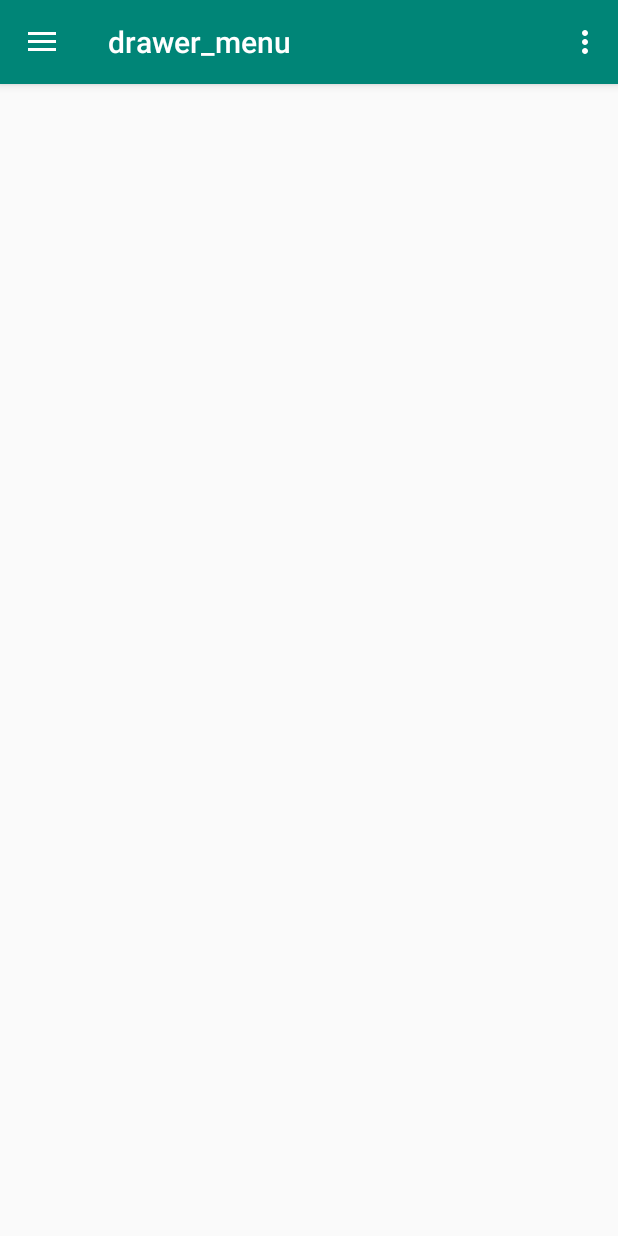
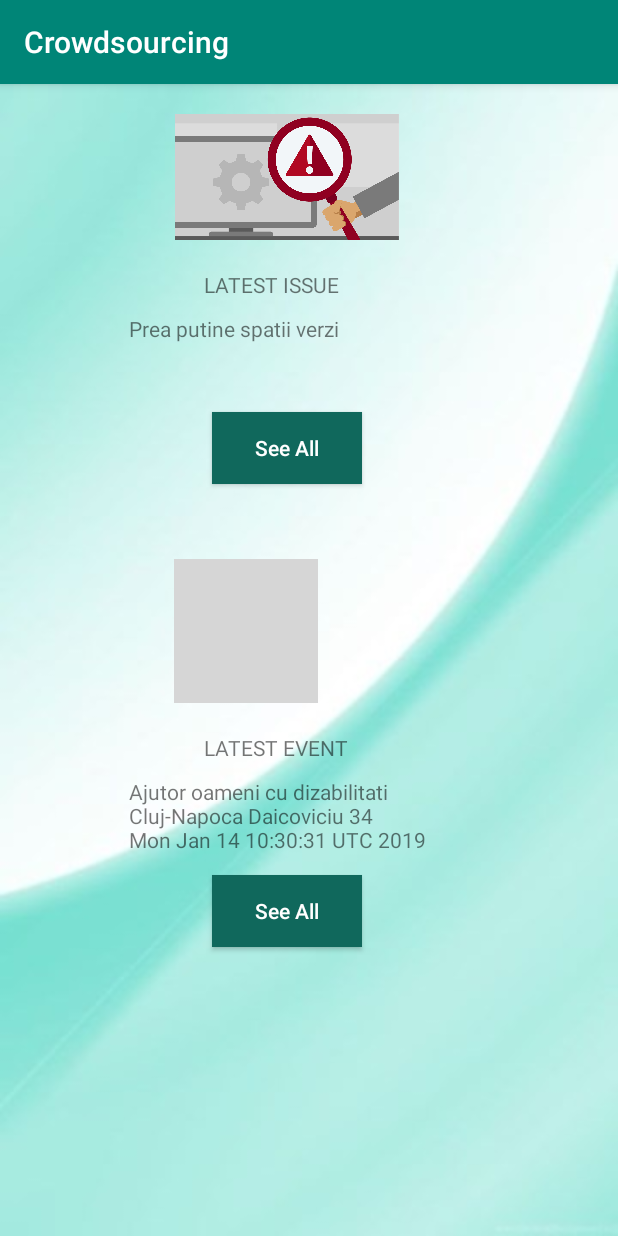
Before and after one commit to vladbrincoveanu/Android-App, an Android app: the ActvityHome screen opened directly, with no data from a screen before it, after a tap on "Home", on a phone screen of 412 x 824 dp. Run offline under Robolectric (Android 15) with nearby library versions, the phone set to English and light mode, and no system bars; 1 other tap on this screen came first; grey boxes are pictures that could not be loaded.

Commit message:
Add home

```diff
--- a/app/src/main/AndroidManifest.xml
+++ b/app/src/main/AndroidManifest.xml
@@ -40,7 +40,7 @@
         <activity android:name=".issue.CreateIssue" />
         <activity android:name=".issue.MapActivity" />
         <activity android:name=".profile.ProfileActivity" />
-        <activity android:name=".report.PdfReportsActivity"></activity>
+        <activity android:name=".report.PdfReportsActivity" />
 
         <provider
             android:name="android.support.v4.content.FileProvider"
@@ -49,8 +49,10 @@
             android:grantUriPermissions="true">
             <meta-data
                 android:name="android.support.FILE_PROVIDER_PATHS"
-                android:resource="@xml/provider_paths"/>
+                android:resource="@xml/provider_paths" />
         </provider>
+
+        <activity android:name=".home.HomeActivity"></activity>
     </application>
 
 </manifest>
--- a/app/src/main/java/com/example/paulap/crowdsourcing/ActvityHome.java
+++ b/app/src/main/java/com/example/paulap/crowdsourcing/ActvityHome.java
@@ -10,6 +10,8 @@ import android.support.v7.app.AppCompatActivity;
 import android.support.v7.widget.Toolbar;
 import android.view.Menu;
 import android.view.MenuItem;
+
+import com.example.paulap.crowdsourcing.home.HomeActivity;
 import com.example.paulap.crowdsourcing.issue.IssueActivity;
 import com.example.paulap.crowdsourcing.event.ActivityEvents;
 import com.example.paulap.crowdsourcing.profile.ProfileActivity;
@@ -83,7 +85,8 @@ public class ActvityHome extends AppCompatActivity
         int id = item.getItemId();
 
         if (id == R.id.nav_camera) {
-            // Handle the camera action
+            Intent intent	=	new Intent(this, HomeActivity.class);
+            startActivity(intent);
         } else if (id == R.id.nav_gallery) {
             Intent intent	=	new Intent(this, IssueActivity.class);
             startActivity(intent);
--- a/app/src/main/java/com/example/paulap/crowdsourcing/event/ActivityCreateEvent.java
+++ b/app/src/main/java/com/example/paulap/crowdsourcing/event/ActivityCreateEvent.java
@@ -6,7 +6,10 @@ import android.os.Bundle;
 import android.support.v7.app.AppCompatActivity;
 import android.view.View;
 import android.widget.*;
+
+import com.example.paulap.crowdsourcing.Models.Event;
 import com.example.paulap.crowdsourcing.R;
+import com.example.paulap.crowdsourcing.util.AppUtil;
 
 import java.text.SimpleDateFormat;
 import java.util.Date;
@@ -96,6 +99,7 @@ public class ActivityCreateEvent extends AppCompatActivity implements AdapterVie
             returnIntent.putExtra("descriere",descriere);
             returnIntent.putExtra("date", date);
             returnIntent.putExtra("category",category);
+            AppUtil.eventList.add(new Event(titlu, date, location,"goal", category));
 //            returnIntent.putExtra("titlu",((TextView) findViewById(R.id.titleCreateEvent)).getText());
             setResult(Activity.RESULT_OK, returnIntent);
             finish();
--- /dev/null
+++ b/app/src/main/java/com/example/paulap/crowdsourcing/home/HomeActivity.java
@@ -0,0 +1,41 @@
+package com.example.paulap.crowdsourcing.home;
+
+import android.content.Intent;
+import android.support.v7.app.AppCompatActivity;
+import android.os.Bundle;
+import android.view.View;
+import android.widget.TextView;
+
+import com.example.paulap.crowdsourcing.Models.Event;
+import com.example.paulap.crowdsourcing.Models.Issue;
+import com.example.paulap.crowdsourcing.R;
+import com.example.paulap.crowdsourcing.event.ActivityEvents;
+import com.example.paulap.crowdsourcing.issue.IssueActivity;
+import com.example.paulap.crowdsourcing.util.AppUtil;
+
+public class HomeActivity extends AppCompatActivity {
+
+    @Override
+    protected void onCreate(Bundle savedInstanceState) {
+        super.onCreate(savedInstanceState);
+        setContentView(R.layout.activity_home);
+
+        TextView issueTextView = findViewById(R.id.home_issues_description);
+        Issue issue = AppUtil.issueList.get(AppUtil.issueList.size()-1);
+        issueTextView.setText(issue.getDescription());
+
+        TextView eventTextView = findViewById(R.id.home_events_description);
+        Event event = AppUtil.eventList.get(AppUtil.eventList.size()-1);
+        eventTextView.setText(event.getTitle() + "\n" +event.getL() + "\n" + event.getData());
+    }
+
+    public void seeAllIssues(View view) {
+        Intent intent	=	new Intent(this, IssueActivity.class);
+        startActivity(intent);
+    }
+
+    public void seeAllEvents(View view) {
+        Intent intent	=	new Intent(this, ActivityEvents.class);
+        startActivity(intent);
+    }
+}
--- a/app/src/main/java/com/example/paulap/crowdsourcing/issue/CreateIssue.java
+++ b/app/src/main/java/com/example/paulap/crowdsourcing/issue/CreateIssue.java
@@ -11,6 +11,7 @@ import android.widget.Spinner;
 
 import com.example.paulap.crowdsourcing.Models.Issue;
 import com.example.paulap.crowdsourcing.R;
+import com.example.paulap.crowdsourcing.util.AppUtil;
 
 public class CreateIssue extends AppCompatActivity {
     public void onCreate(Bundle savedInstanceState) {
@@ -36,6 +37,7 @@ public class CreateIssue extends AppCompatActivity {
                 Intent intent = new Intent(CreateIssue.this,IssueActivity.class);
                 String category = categories.getSelectedItem().toString();
 
+                AppUtil.issueList.add(new Issue(issueTitle.getText().toString(),issueDescription.getText().toString(),issueSolution.getText().toString(),category,0,R.drawable.mountain));
                 intent.putExtra("Issue",new Issue(issueTitle.getText().toString(),issueDescription.getText().toString(),issueSolution.getText().toString(),category,0,R.drawable.mountain));
                 startActivity(intent);
             }
--- a/app/src/main/java/com/example/paulap/crowdsourcing/report/PdfReportsActivity.java
+++ b/app/src/main/java/com/example/paulap/crowdsourcing/report/PdfReportsActivity.java
@@ -11,6 +11,7 @@ import android.support.v4.content.FileProvider;
 import android.support.v7.app.AppCompatActivity;
 import android.os.Bundle;
 import android.view.View;
+import android.widget.TextView;
 
 import com.example.paulap.crowdsourcing.Models.Event;
 import com.example.paulap.crowdsourcing.Models.Issue;
@@ -18,6 +19,7 @@ import com.example.paulap.crowdsourcing.R;
 import com.example.paulap.crowdsourcing.report.HeaderFooter;
 import com.example.paulap.crowdsourcing.report.PDFCreatorForEvents;
 import com.example.paulap.crowdsourcing.report.PDFCreatorForIssues;
+import com.example.paulap.crowdsourcing.util.AppUtil;
 import com.itextpdf.text.Document;
 import com.itextpdf.text.DocumentException;
 import com.itextpdf.text.PageSize;
@@ -42,6 +44,14 @@ public class PdfReportsActivity extends AppCompatActivity {
     protected void onCreate(Bundle savedInstanceState) {
         super.onCreate(savedInstanceState);
         setContentView(R.layout.activity_pdf_reports);
+
+        TextView issueTextView = findViewById(R.id.reports_issues_description);
+        Issue issue = AppUtil.issueList.get(AppUtil.issueList.size()-1);
+        issueTextView.setText(issue.getDescription());
+
+        TextView eventTextView = findViewById(R.id.reports_events_description);
+        Event event = AppUtil.eventList.get(AppUtil.eventList.size()-1);
+        eventTextView.setText(event.getTitle() + "\n" +event.getL() + "\n" + event.getData());
     }
 
     public void exportIssuesPdf(View view) {
@@ -117,10 +127,14 @@ public class PdfReportsActivity extends AppCompatActivity {
         Location loc2 = new Location("");
         loc2.setLatitude(0.0d);
         loc2.setLongitude(0.0d);
-        Event event1 = new Event("Title1","2018-11-11 11:11:11", "loc1","goal1", "category");
-        Event event2 = new Event("Title2", "2018-11-11 11:11:12", "loc1","goal2", "category2");
-        events.add(event1);
-        events.add(event2);
+
+        new Event("Strangere fonduri", new Date().toString(), "Cluj-Napoca Daicoviciu 34", "Se vor colecta fundri ptr copii nevoiasi", "Fonduri");
+        new Event("Donatii oamenii strazi", new Date().toString(), "Cluj-Napoca Daicoviciu 34", "Scopul este de a ajuta oamenii strazii cum puteti. Cu haine, mancare, adapost etc. Orice este binevenit ", "Donati");
+        new Event("Ajutor oameni cu dizabilitati", new Date().toString(), "Cluj-Napoca Daicoviciu 34", "Vrem sa ajutam oamenii cu dizabilitati de toate felurile. Acest voluntariat se intampla in fiecare zi, puteti participa venind la adresa mentionatat si vom discuta despre cum puteti ajuta si pe cine.", "Voluntariat");
+
+        events.add(new Event("Strangere fonduri", new Date().toString(), "Cluj-Napoca Daicoviciu 34", "Se vor colecta fundri ptr copii nevoiasi", "Fonduri"));
+        events.add(new Event("Donatii oamenii strazi", new Date().toString(), "Cluj-Napoca Daicoviciu 34", "Scopul este de a ajuta oamenii strazii cum puteti. Cu haine, mancare, adapost etc. Orice este binevenit ", "Donati"));
+        events.add(new Event("Ajutor oameni cu dizabilitati", new Date().toString(), "Cluj-Napoca Daicoviciu 34", "Vrem sa ajutam oamenii cu dizabilitati de toate felurile. Acest voluntariat se intampla in fiecare zi, puteti participa venind la adresa mentionatat si vom discuta despre cum puteti ajuta si pe cine.", "Voluntariat"));
 
         try {
             File folder = new File(this.getFilesDir(), "pdf");
--- /dev/null
+++ b/app/src/main/java/com/example/paulap/crowdsourcing/util/AppUtil.java
@@ -0,0 +1,28 @@
+package com.example.paulap.crowdsourcing.util;
+
+import com.example.paulap.crowdsourcing.Models.Event;
+import com.example.paulap.crowdsourcing.Models.Issue;
+import com.example.paulap.crowdsourcing.R;
+
+import java.util.ArrayList;
+import java.util.Date;
+import java.util.List;
+
+public class AppUtil {
+
+    public static List<Event> eventList = new ArrayList<Event>(){
+        {
+            add(new Event("Strangere fonduri", new Date().toString(), "Cluj-Napoca Daicoviciu 34", "Se vor colecta fundri ptr copii nevoiasi", "Fonduri"));
+            add(new Event("Donatii oamenii strazi", new Date().toString(), "Cluj-Napoca Daicoviciu 34", "Scopul este de a ajuta oamenii strazii cum puteti. Cu haine, mancare, adapost etc. Orice este binevenit ", "Donati"));
+            add(new Event("Ajutor oameni cu dizabilitati", new Date().toString(), "Cluj-Napoca Daicoviciu 34", "Vrem sa ajutam oamenii cu dizabilitati de toate felurile. Acest voluntariat se intampla in fiecare zi, puteti participa venind la adresa mentionatat si vom discuta despre cum puteti ajuta si pe cine.", "Voluntariat"));
+        }
+    };
+    public static List<Issue> issueList = new ArrayList<Issue>(){
+        {
+            add(new Issue("Groapa","Multe gropi pe strazi","Sa se asfalteze","Rutier",0,R.drawable.issue1));
+            add(new Issue("Mijloc de transport","Autobuzele intarzie foarte multe","Mai multe autobuze","Transport",0,R.drawable.issue2));
+            add(new Issue("Spatii verzi","Prea putine spatii verzi","Sa se faca mai multe parcuri","Agrement",0,R.drawable.mountain));
+        }
+    };
+
+}
--- /dev/null
+++ b/app/src/main/res/layout/activity_home.xml
@@ -0,0 +1,99 @@
+<?xml version="1.0" encoding="utf-8"?>
+<LinearLayout xmlns:android="http://schemas.android.com/apk/res/android"
+    xmlns:app="http://schemas.android.com/apk/res-auto"
+    xmlns:tools="http://schemas.android.com/tools"
+    android:layout_width="match_parent"
+    android:layout_height="match_parent"
+    android:background="@drawable/final_login_jesusssss"
+    android:orientation="vertical"
+    android:paddingLeft="16dp"
+    android:paddingRight="16dp"
+    android:visibility="visible">
+
+    <ImageView
+        android:id="@+id/home_issues_image"
+        android:layout_width="wrap_content"
+        android:layout_height="wrap_content"
+        android:layout_marginStart="100dp"
+        android:layout_marginTop="20dp"
+        android:adjustViewBounds="true"
+        android:maxWidth="150dp"
+        android:maxHeight="150dp"
+        android:scaleType="fitCenter"
+        android:src="@drawable/issues" />
+
+    <TextView
+        android:id="@+id/home_issues_title"
+        android:layout_width="match_parent"
+        android:layout_height="wrap_content"
+        android:layout_marginLeft="120dp"
+        android:layout_marginTop="20dp"
+        android:text="LATEST ISSUE" />
+
+    <TextView
+        android:id="@+id/home_issues_description"
+        android:gravity="start"
+        android:layout_height="50dp"
+        android:layout_width="240dp"
+        android:maxLines="4"
+        android:lines="4"
+        android:layout_marginStart="70dp"
+        android:layout_marginTop="10dp"
+        android:text="Ceva descripere despre issues pe mai multe randuri"/>
+
+    <Button
+        android:id="@+id/home_issues_see_all"
+        android:onClick="seeAllIssues"
+        android:layout_width="100dp"
+        android:layout_height="wrap_content"
+        android:layout_marginStart="125dp"
+        android:layout_marginTop="15dp"
+        android:background="@color/colorPrimaryDark"
+        android:text="See All"
+        android:textAppearance="@style/TextAppearance.AppCompat.Body2"
+        android:textColor="@android:color/background_light" />
+
+
+    <ImageView
+        android:id="@+id/home_events_image"
+        android:layout_width="wrap_content"
+        android:layout_height="wrap_content"
+        android:layout_marginStart="100dp"
+        android:layout_marginTop="50dp"
+        android:adjustViewBounds="true"
+        android:maxWidth="150dp"
+        android:maxHeight="150dp"
+        android:scaleType="fitCenter"
+        android:src="@drawable/mountain" />
+
+    <TextView
+        android:id="@+id/home_events_title"
+        android:layout_width="match_parent"
+        android:layout_height="wrap_content"
+        android:layout_marginLeft="120dp"
+        android:layout_marginTop="20dp"
+        android:text="LATEST EVENT" />
+
+    <TextView
+        android:id="@+id/home_events_description"
+        android:gravity="start"
+        android:layout_height="50dp"
+        android:layout_width="240dp"
+        android:maxLines="4"
+        android:lines="4"
+        android:layout_marginStart="70dp"
+        android:layout_marginTop="10dp"
+        android:text="Ceva descripere despre events pe mai multe randuri"/>
+
+    <Button
+        android:id="@+id/home_events_see_all"
+        android:onClick="seeAllEvents"
+        android:layout_width="100dp"
+        android:layout_height="wrap_content"
+        android:layout_marginStart="125dp"
+        android:layout_marginTop="15dp"
+        android:background="@color/colorPrimaryDark"
+        android:text="See All"
+        android:textAppearance="@style/TextAppearance.AppCompat.Body2"
+        android:textColor="@android:color/background_light" />
+</LinearLayout>
```
